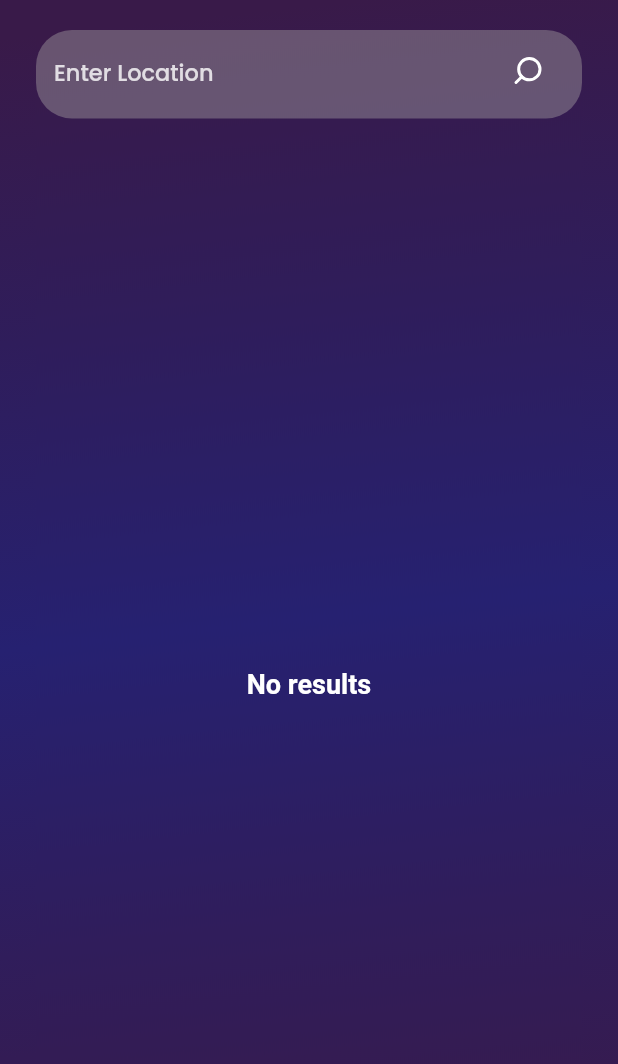
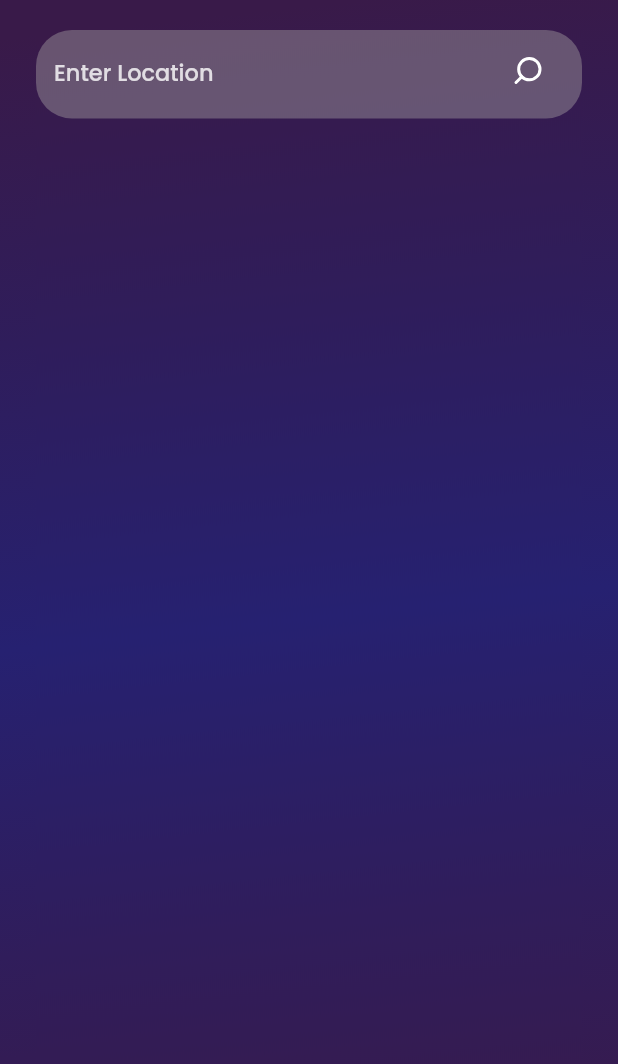
Before and after one commit to albusaidyy/jauw, a Flutter app: the SavedLocationsScreen screen opened directly, after a tap on an icon or button, on a phone screen of 412 x 824 dp. Shown: the top 1064 px of the screen. Run offline on Flutter 3.47's test engine with Material 2 defaults, Android fonts, the phone set to English and light mode, and no system bars; our stand-ins replace flutter_riverpod, flutter_svg, geolocator.

Commit message:
Fixed Search Provider

```diff
--- a/lib/provider/current_weather_provider.dart
+++ b/lib/provider/current_weather_provider.dart
@@ -24,7 +24,7 @@ final currentWeatherProvider =
 
   //decode the JSON payload
   final json = jsonDecode(response.body);
-  print('current: $json');
+  // print('current: $json');
   //Finally, convert the Mao into a CurrentWeather instance
   return CurrentWeather.fromJson(json);
 });
--- a/lib/provider/search_location_provider.dart
+++ b/lib/provider/search_location_provider.dart
@@ -10,18 +10,9 @@ final searchStringProvider = StateProvider<String>((ref) => '');
 
 // final addToListProvider = StateProvider<bool>((ref) => false);
 
-// class SearchStringNotifier extends Notifier<String> {
-//   @override
-//   String build() => '';
-
-// }
-
-// final searchStringNotifierProvider =
-//     NotifierProvider<SearchStringNotifier, String>(SearchStringNotifier.new);
 
 final searchLocationProvider = FutureProvider.autoDispose(
   (ref) async {
-    print("testProvider has been created");
 
     // We obtain an HTTP client using the extension we created earlier.
     final client = await ref.getDebouncedHttpClient();
@@ -30,8 +21,8 @@ final searchLocationProvider = FutureProvider.autoDispose(
 
     if (searchString.isEmpty || searchString.contains(RegExp(r'(\d+)'))) {
       // Handle the case where no argument is provided or digits used
-      return SearchLocation(locations: []);
-    } else {
+      return null;
+    }
     final response = await client.get(
       Uri.http(
         'api.weatherapi.com',
@@ -44,10 +35,8 @@ final searchLocationProvider = FutureProvider.autoDispose(
     );
     // Decode the JSON payload
     final json = jsonDecode(response.body);
-      print('LocationList: $json');
 
     // Finally, convert the Map into a SearchLocation instance
     return SearchLocation.fromJson(json);
-    }
   },
 );
--- a/lib/screens/saved_locations_screen/saved_locations_screen.dart
+++ b/lib/screens/saved_locations_screen/saved_locations_screen.dart
@@ -62,9 +62,11 @@ class HeaderSavedLocations extends StatelessWidget {
               style: kRegularFont,
             ),
             GestureDetector(
-              onTap: () => Navigator.of(context).push(MaterialPageRoute(
-                builder: (context) => const SearchScreen(),
-              )),
+              onTap: () => Navigator.push(
+                  context,
+                  MaterialPageRoute(
+                    builder: (context) => const SearchScreen(),
+                  )),
               child: SvgPicture.asset(
                 'assets/images/icon_search.svg',
                 height: 32,
@@ -76,5 +78,4 @@ class HeaderSavedLocations extends StatelessWidget {
       ),
     );
   }
-
 }
--- /dev/null
+++ b/lib/screens/search_screen/search_results_widget.dart
@@ -0,0 +1,111 @@
+import 'package:flutter/material.dart';
+import 'package:flutter_riverpod/flutter_riverpod.dart';
+
+import '../../provider/current_weather_provider.dart';
+import '../../provider/search_location_provider.dart';
+import '../../utils/constants.dart';
+
+class SearchResultsWidget extends ConsumerWidget {
+  const SearchResultsWidget({
+    super.key,
+  });
+
+  @override
+  Widget build(BuildContext context, WidgetRef ref) {
+    final searchProvider = ref.watch(searchLocationProvider);
+
+    return Expanded(
+      child: switch (searchProvider) {
+        AsyncData(:final value) => value == null
+            ? const SizedBox()
+            : value.locations.isEmpty
+                ? Column(
+                    mainAxisAlignment: MainAxisAlignment.center,
+                    crossAxisAlignment: CrossAxisAlignment.center,
+                    children: [
+                      Text(
+                        'No results',
+                        style: kBoldFont.copyWith(fontSize: 18),
+                      )
+                    ],
+                  )
+                : ListView.builder(
+                    physics: const BouncingScrollPhysics(),
+                    itemCount: value.locations.length,
+                    itemBuilder: (context, index) {
+                      final location = value.locations[index];
+                      // final addingToList = ref.watch(addToListProvider);
+                      final savedList = [2801268, 279381];
+
+                      return ListTile(
+                        title: Text(
+                          location.name,
+                          style: kMediumFont.copyWith(
+                            fontSize: 18,
+                            shadows: [
+                              const Shadow(
+                                color: Color(0x3E000000),
+                                blurRadius: 4,
+                                offset: Offset(0, 4),
+                              ),
+                            ],
+                          ),
+                        ),
+                        subtitle: Text(
+                          '${location.region}, ${location.country}',
+                          style: kLightFont.copyWith(
+                            fontSize: 15,
+                            color: Colors.white.withOpacity(0.8),
+                            shadows: [
+                              const Shadow(
+                                color: Color(0x3E000000),
+                                blurRadius: 4,
+                                offset: Offset(0, 4),
+                              ),
+                            ],
+                          ),
+                        ),
+                        trailing: savedList.contains(location
+                                .id) //check if the id is present in or saved list
+                            ? const Icon(
+                                Icons.check,
+                                color: Colors.white,
+                                size: 18,
+                              )
+                            : GestureDetector(
+                                onTap: () {
+                                  ref.watch(currentWeatherProvider(location.id)
+                                      .future);
+
+                                  // ref
+                                  //     .read(addToListProvider.notifier)
+                                  //     .update((state) => !addingToList);
+                                },
+                                child: const Icon(
+                                  Icons.add,
+                                  color: Colors.white,
+                                  size: 18,
+                                ),
+                              ),
+                      );
+                    },
+                  ),
+
+        //incase of an error
+        AsyncError(:final error) =>
+          Text('Oops, something unexpected happened: $error'),
+        AsyncLoading() => Column(
+            mainAxisAlignment: MainAxisAlignment.center,
+            crossAxisAlignment: CrossAxisAlignment.center,
+            children: [
+              Text(
+                'Searching...',
+                style: kBoldFont.copyWith(fontSize: 18),
+              )
+            ],
+          ),
+        _ => const SizedBox(),
+      },
+    );
+  }
+}
--- a/lib/screens/search_screen/search_screen.dart
+++ b/lib/screens/search_screen/search_screen.dart
@@ -3,12 +3,9 @@ import 'dart:ui';
 import 'package:flutter/material.dart';
 import 'package:flutter_riverpod/flutter_riverpod.dart';
 import 'package:flutter_svg/svg.dart';
-import 'package:weather_app/provider/current_weather_provider.dart';
 import 'package:weather_app/provider/search_location_provider.dart';
-import 'package:weather_app/utils/w_extensions.dart';
 
-import '../../models/search_location_model.dart';
-import '../../utils/constants.dart';
+import 'search_results_widget.dart';
 
 class SearchScreen extends StatelessWidget {
   const SearchScreen({super.key});
@@ -67,10 +64,13 @@ class _SearchWidgetState extends ConsumerState<SearchWidget> {
   }
 
   @override
-  Widget build(
-    BuildContext context,
-  ) {
-    return Padding(
+  Widget build(BuildContext context) {
+    return WillPopScope(
+      onWillPop: () async {
+        ref.invalidate(searchStringProvider);
+        return true;
+      },
+      child: Padding(
         padding: const EdgeInsets.only(top: 20, left: 24, right: 24),
         child: ClipRRect(
           child: BackdropFilter(
@@ -93,8 +93,8 @@ class _SearchWidgetState extends ConsumerState<SearchWidget> {
                 Column(
                   children: [
                     Padding(
-                    padding:
-                        const EdgeInsets.symmetric(horizontal: 12, vertical: 5),
+                      padding: const EdgeInsets.symmetric(
+                          horizontal: 12, vertical: 5),
                       child: SizedBox(
                         width: double.infinity,
                         child: TextField(
@@ -127,8 +127,6 @@ class _SearchWidgetState extends ConsumerState<SearchWidget> {
                                       !_focusNode.hasFocus;
                                       //remove the search string
                                       ref.invalidate(searchStringProvider);
-                                    // .read(searchStringProvider.notifier)
-                                    // .update((state) => '');
                                       _controller.text = '';
                                     },
                                     child: const Icon(
@@ -164,106 +162,7 @@ class _SearchWidgetState extends ConsumerState<SearchWidget> {
             ),
           ),
         ),
+      ),
     );
   }
 }
-
-class SearchResultsWidget extends ConsumerWidget {
-  const SearchResultsWidget({
-    super.key,
-  });
-
-  @override
-  Widget build(BuildContext context, WidgetRef ref) {
-    final searchProvider = ref.watch(searchLocationProvider);
-    return Expanded(
-      child: switch (searchProvider) {
-        AsyncData(:final value) => value.locations.isEmpty
-            ? Column(
-                mainAxisAlignment: MainAxisAlignment.center,
-                crossAxisAlignment: CrossAxisAlignment.center,
-                children: [
-                  Text(
-                    'No results',
-                    style: kBoldFont.copyWith(fontSize: 18),
-                  )
-                ],
-              )
-            : ListView.builder(
-                physics: const BouncingScrollPhysics(),
-                itemCount: value.locations.length,
-                itemBuilder: (context, index) {
-                  final location = value.locations[index];
-                  // final addingToList = ref.watch(addToListProvider);
-                  final savedList = [2801268, 279381];
-
-                  return ListTile(
-                    title: Text(
-                      location.name,
-                      style: kMediumFont.copyWith(
-                        fontSize: 18,
-                        shadows: [
-                          const Shadow(
-                            color: Color(0x3E000000),
-                            blurRadius: 4,
-                            offset: Offset(0, 4),
-                          ),
-                        ],
-                      ),
-                    ),
-                    subtitle: Text(
-                      '${location.region}, ${location.country}',
-                      style: kLightFont.copyWith(
-                        fontSize: 15,
-                        color: Colors.white.withOpacity(0.8),
-                        shadows: [
-                          const Shadow(
-                            color: Color(0x3E000000),
-                            blurRadius: 4,
-                            offset: Offset(0, 4),
-                          ),
-                        ],
-                      ),
-                    ),
-                    trailing: savedList.contains(location
-                            .id) //check if the id is present in or saved list
-                        ? const Icon(
-                            Icons.check,
-                            color: Colors.white,
-                            size: 18,
-                          )
-                        : GestureDetector(
-                            onTap: () {
-                              ref.watch(
-                                  currentWeatherProvider(location.id).future);
-
-                              // ref
-                              //     .read(addToListProvider.notifier)
-                              //     .update((state) => !addingToList);
-                            },
-                            child: const Icon(
-                              Icons.add,
-                              color: Colors.white,
-                              size: 18,
-                            ),
-                          ),
-                  );
-                },
-              ),
-        //incase of an error
-        AsyncError(:final error) =>
-          Text('Oops, something unexpected happened: $error'),
-        _ => Column(
-            mainAxisAlignment: MainAxisAlignment.center,
-            crossAxisAlignment: CrossAxisAlignment.center,
-            children: [
-              Text(
-                'Searching...',
-                style: kBoldFont.copyWith(fontSize: 18),
-              )
-            ],
-          ),
-      },
-    );
-  }
-}
--- a/lib/utils/w_extensions.dart
+++ b/lib/utils/w_extensions.dart
@@ -8,19 +8,19 @@ extension DebounceAndCancelExtension on Ref {
   ///
   /// That client will automatically be closed when the provider is disposed.
   Future<http.Client> getDebouncedHttpClient([Duration? duration]) async {
-    // First, we handle debouncing.
-    var didDispose = false;
-    onDispose(() => didDispose = true);
+    // // First, we handle debouncing.
+    // var didDispose = false;
+    // onDispose(() => didDispose = true);
 
-    // We delay the request by 500ms, to wait for the user to stop refreshing.
-    await Future<void>.delayed(duration ?? const Duration(milliseconds: 500));
+    // // We delay the request by 500ms, to wait for the user to stop refreshing.
+    // await Future<void>.delayed(duration ?? const Duration(milliseconds: 500));
 
-    // If the provider was disposed during the delay, it means that the user
-    // refreshed again. We throw an exception to cancel the request.
-    // It is safe to use an exception here, as it will be caught by Riverpod.
-    if (didDispose) {
-      throw Exception('Cancelled');
-    }
+    // // If the provider was disposed during the delay, it means that the user
+    // // refreshed again. We throw an exception to cancel the request.
+    // // It is safe to use an exception here, as it will be caught by Riverpod.
+    // if (didDispose) {
+    //   throw Exception('Cancelled');
+    // }
 
     // We now create the client and close it when the provider is disposed.
     final client = http.Client();
```
Also changed, not shown: lib/screens/home_screen/home_screen.dart (+14 -6 lines). Lines whose indentation alone changed are shown as unchanged.
